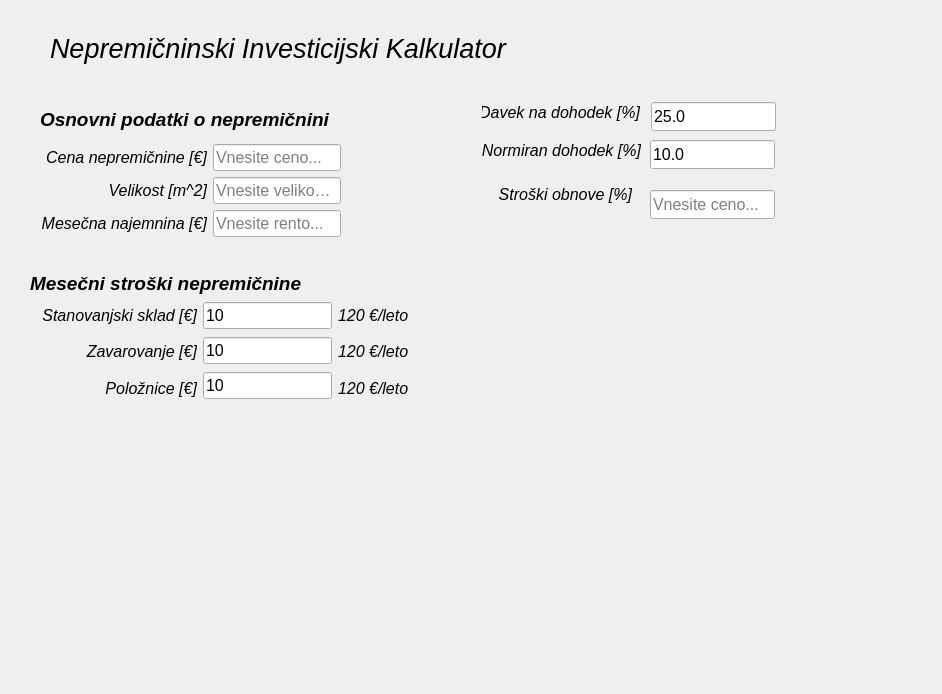
Qt form projects/house_market_calculator/HouseMarketCalculator/house_market.ui (ZiGaMi/QtCppPlayground) before a commit.
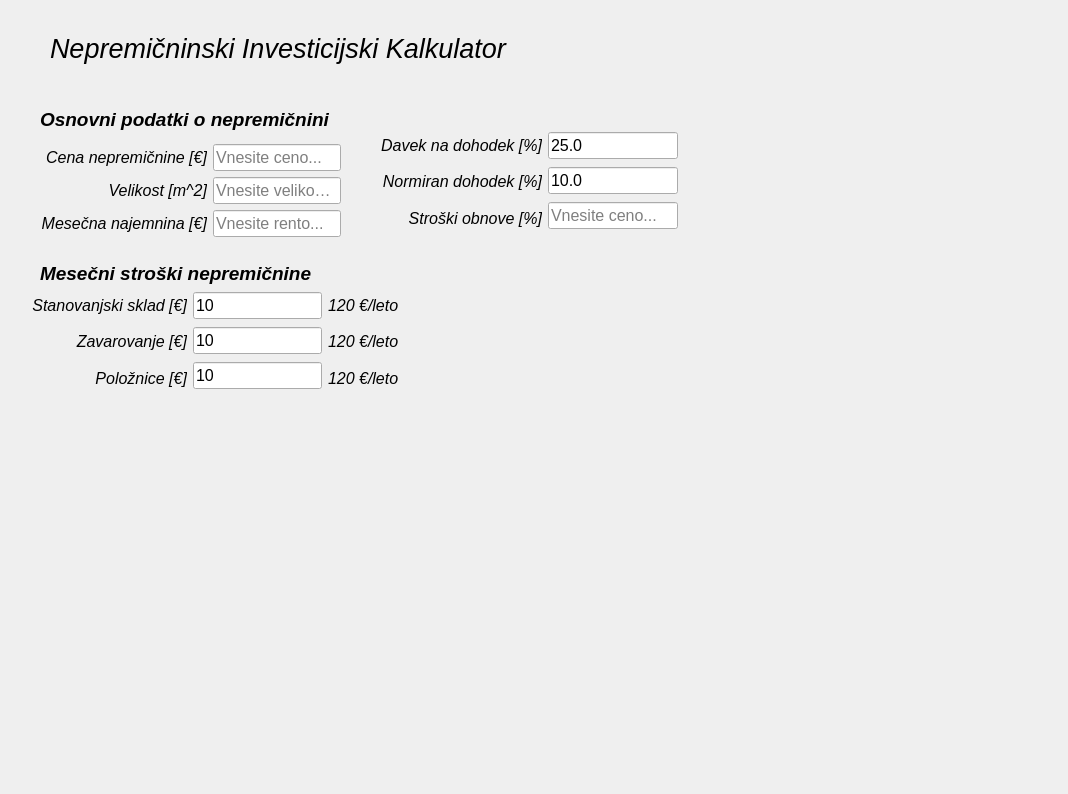
The same form after that commit.

Commit message: - added maping table for label and textline widget

Patch:
```diff
--- a/projects/house_market_calculator/HouseMarketCalculator/house_market.ui
+++ b/projects/house_market_calculator/HouseMarketCalculator/house_market.ui
@@ -6,8 +6,8 @@
    <rect>
     <x>0</x>
     <y>0</y>
-    <width>942</width>
-    <height>694</height>
+    <width>1068</width>
+    <height>794</height>
    </rect>
   </property>
   <property name="windowTitle">
@@ -32,121 +32,11 @@
     <string>Nepremičninski Investicijski Kalkulator</string>
    </property>
   </widget>
-  <widget class="QLabel" name="label_10">
-   <property name="geometry">
-    <rect>
-     <x>482</x>
-     <y>102</y>
-     <width>158</width>
-     <height>21</height>
-    </rect>
-   </property>
-   <property name="font">
-    <font>
-     <pointsize>12</pointsize>
-     <italic>true</italic>
-    </font>
-   </property>
-   <property name="layoutDirection">
-    <enum>Qt::LeftToRight</enum>
-   </property>
-   <property name="text">
-    <string>Davek na dohodek [%]</string>
-   </property>
-   <property name="alignment">
-    <set>Qt::AlignRight|Qt::AlignTrailing|Qt::AlignVCenter</set>
-   </property>
-  </widget>
-  <widget class="QLineEdit" name="davek">
-   <property name="geometry">
-    <rect>
-     <x>651</x>
-     <y>102</y>
-     <width>125</width>
-     <height>29</height>
-    </rect>
-   </property>
-   <property name="font">
-    <font>
-     <pointsize>12</pointsize>
-    </font>
-   </property>
-   <property name="inputMask">
-    <string/>
-   </property>
-   <property name="text">
-    <string>25.0</string>
-   </property>
-   <property name="alignment">
-    <set>Qt::AlignLeading|Qt::AlignLeft|Qt::AlignVCenter</set>
-   </property>
-   <property name="readOnly">
-    <bool>true</bool>
-   </property>
-   <property name="placeholderText">
-    <string>Vnesite stopnjo davka...</string>
-   </property>
-  </widget>
-  <widget class="QLabel" name="label_11">
-   <property name="geometry">
-    <rect>
-     <x>480</x>
-     <y>140</y>
-     <width>161</width>
-     <height>21</height>
-    </rect>
-   </property>
-   <property name="font">
-    <font>
-     <pointsize>12</pointsize>
-     <italic>true</italic>
-    </font>
-   </property>
-   <property name="layoutDirection">
-    <enum>Qt::LeftToRight</enum>
-   </property>
-   <property name="text">
-    <string>Normiran dohodek [%]</string>
-   </property>
-   <property name="alignment">
-    <set>Qt::AlignRight|Qt::AlignTrailing|Qt::AlignVCenter</set>
-   </property>
-  </widget>
-  <widget class="QLineEdit" name="nor_dohodek">
-   <property name="geometry">
-    <rect>
-     <x>650</x>
-     <y>140</y>
-     <width>125</width>
-     <height>29</height>
-    </rect>
-   </property>
-   <property name="font">
-    <font>
-     <pointsize>12</pointsize>
-    </font>
-   </property>
-   <property name="inputMask">
-    <string/>
-   </property>
-   <property name="text">
-    <string>10.0</string>
-   </property>
-   <property name="alignment">
-    <set>Qt::AlignLeading|Qt::AlignLeft|Qt::AlignVCenter</set>
-   </property>
-   <property name="readOnly">
-    <bool>true</bool>
-   </property>
-   <property name="placeholderText">
-    <string>Vnesite normiran doh...</string>
-   </property>
-  </widget>
   <widget class="QLabel" name="label_13">
    <property name="geometry">
     <rect>
-     <x>30</x>
-     <y>270</y>
+     <x>40</x>
+     <y>260</y>
      <width>331</width>
      <height>27</height>
     </rect>
@@ -165,53 +55,7 @@
     <set>Qt::AlignLeading|Qt::AlignLeft|Qt::AlignVCenter</set>
    </property>
   </widget>
-  <widget class="QLabel" name="label_16">
-   <property name="geometry">
-    <rect>
-     <x>470</x>
-     <y>180</y>
-     <width>162</width>
-     <height>29</height>
-    </rect>
-   </property>
-   <property name="font">
-    <font>
-     <pointsize>12</pointsize>
-     <italic>true</italic>
-    </font>
-   </property>
-   <property name="text">
-    <string>Stroški obnove [%]</string>
-   </property>
-   <property name="alignment">
-    <set>Qt::AlignRight|Qt::AlignTrailing|Qt::AlignVCenter</set>
-   </property>
-  </widget>
-  <widget class="QLineEdit" name="cena_7">
-   <property name="geometry">
-    <rect>
-     <x>650</x>
-     <y>190</y>
-     <width>125</width>
-     <height>29</height>
-    </rect>
-   </property>
-   <property name="font">
-    <font>
-     <pointsize>12</pointsize>
-    </font>
-   </property>
-   <property name="inputMask">
-    <string/>
-   </property>
-   <property name="alignment">
-    <set>Qt::AlignLeading|Qt::AlignLeft|Qt::AlignVCenter</set>
-   </property>
-   <property name="placeholderText">
-    <string>Vnesite ceno...</string>
-   </property>
-  </widget>
-  <widget class="QWidget" name="">
+  <widget class="QWidget" name="layoutWidget">
    <property name="geometry">
     <rect>
      <x>40</x>
@@ -360,11 +204,11 @@
     </item>
    </layout>
   </widget>
-  <widget class="QWidget" name="">
+  <widget class="QWidget" name="layoutWidget">
    <property name="geometry">
     <rect>
-     <x>41</x>
-     <y>300</y>
+     <x>31</x>
+     <y>290</y>
      <width>368</width>
      <height>103</height>
     </rect>
@@ -552,6 +396,146 @@
     </item>
    </layout>
   </widget>
+  <widget class="QWidget" name="">
+   <property name="geometry">
+    <rect>
+     <x>380</x>
+     <y>130</y>
+     <width>298</width>
+     <height>103</height>
+    </rect>
+   </property>
+   <layout class="QHBoxLayout" name="horizontalLayout_2">
+    <item>
+     <layout class="QVBoxLayout" name="verticalLayout_3">
+      <item>
+       <widget class="QLabel" name="label_10">
+        <property name="font">
+         <font>
+          <pointsize>12</pointsize>
+          <italic>true</italic>
+         </font>
+        </property>
+        <property name="layoutDirection">
+         <enum>Qt::LeftToRight</enum>
+        </property>
+        <property name="text">
+         <string>Davek na dohodek [%]</string>
+        </property>
+        <property name="alignment">
+         <set>Qt::AlignRight|Qt::AlignTrailing|Qt::AlignVCenter</set>
+        </property>
+       </widget>
+      </item>
+      <item>
+       <widget class="QLabel" name="label_11">
+        <property name="font">
+         <font>
+          <pointsize>12</pointsize>
+          <italic>true</italic>
+         </font>
+        </property>
+        <property name="layoutDirection">
+         <enum>Qt::LeftToRight</enum>
+        </property>
+        <property name="text">
+         <string>Normiran dohodek [%]</string>
+        </property>
+        <property name="alignment">
+         <set>Qt::AlignRight|Qt::AlignTrailing|Qt::AlignVCenter</set>
+        </property>
+       </widget>
+      </item>
+      <item>
+       <widget class="QLabel" name="label_16">
+        <property name="font">
+         <font>
+          <pointsize>12</pointsize>
+          <italic>true</italic>
+         </font>
+        </property>
+        <property name="text">
+         <string>Stroški obnove [%]</string>
+        </property>
+        <property name="alignment">
+         <set>Qt::AlignRight|Qt::AlignTrailing|Qt::AlignVCenter</set>
+        </property>
+       </widget>
+      </item>
+     </layout>
+    </item>
+    <item>
+     <layout class="QVBoxLayout" name="verticalLayout_4">
+      <item>
+       <widget class="QLineEdit" name="davek">
+        <property name="font">
+         <font>
+          <pointsize>12</pointsize>
+         </font>
+        </property>
+        <property name="inputMask">
+         <string/>
+        </property>
+        <property name="text">
+         <string>25.0</string>
+        </property>
+        <property name="alignment">
+         <set>Qt::AlignLeading|Qt::AlignLeft|Qt::AlignVCenter</set>
+        </property>
+        <property name="readOnly">
+         <bool>true</bool>
+        </property>
+        <property name="placeholderText">
+         <string>Vnesite stopnjo davka...</string>
+        </property>
+       </widget>
+      </item>
+      <item>
+       <widget class="QLineEdit" name="nor_dohodek">
+        <property name="font">
+         <font>
+          <pointsize>12</pointsize>
+         </font>
+        </property>
+        <property name="inputMask">
+         <string/>
+        </property>
+        <property name="text">
+         <string>10.0</string>
+        </property>
+        <property name="alignment">
+         <set>Qt::AlignLeading|Qt::AlignLeft|Qt::AlignVCenter</set>
+        </property>
+        <property name="readOnly">
+         <bool>true</bool>
+        </property>
+        <property name="placeholderText">
+         <string>Vnesite normiran doh...</string>
+        </property>
+       </widget>
+      </item>
+      <item>
+       <widget class="QLineEdit" name="cena_7">
+        <property name="font">
+         <font>
+          <pointsize>12</pointsize>
+         </font>
+        </property>
+        <property name="inputMask">
+         <string/>
+        </property>
+        <property name="alignment">
+         <set>Qt::AlignLeading|Qt::AlignLeft|Qt::AlignVCenter</set>
+        </property>
+        <property name="placeholderText">
+         <string>Vnesite ceno...</string>
+        </property>
+       </widget>
+      </item>
+     </layout>
+    </item>
+   </layout>
+  </widget>
  </widget>
  <resources/>
  <connections/>
```
The commit also changes 3 other files.
